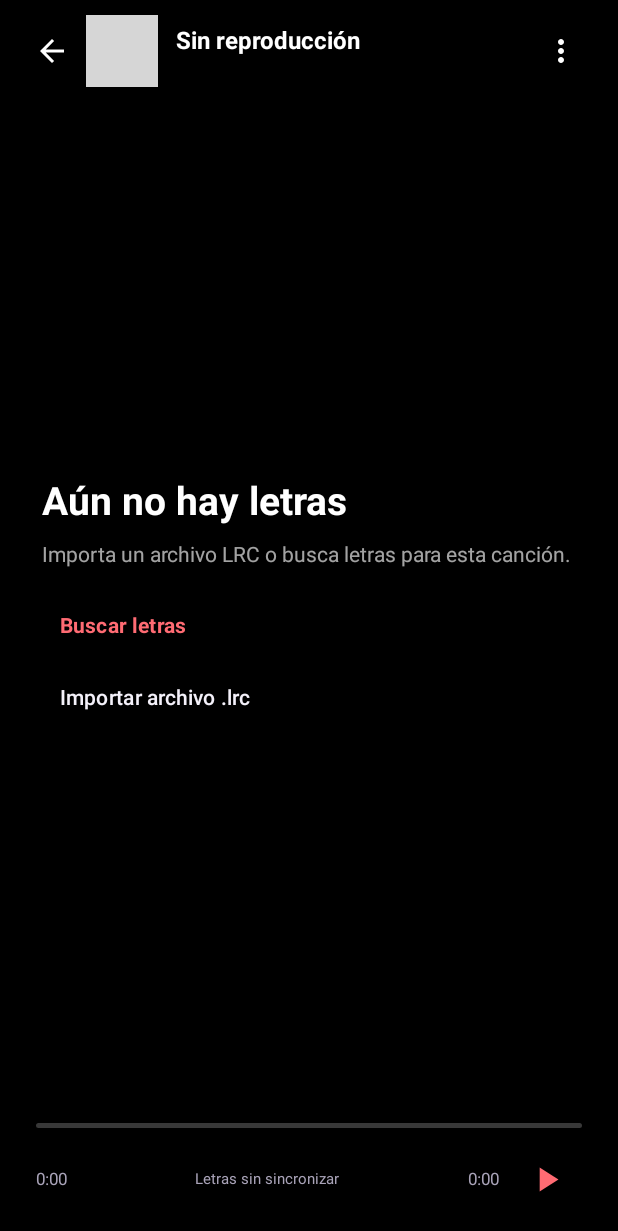
After one commit to Liox269/ambermusic, an Android app built with Jetpack Compose: the composable ImmersiveLyricsScreen called with empty values, on a phone screen of 412 x 824 dp. The commit adds this screen. Shown: the top 1231 px of the screen. Run offline under Robolectric (Android 15) with nearby library versions, the phone set to English and light mode, and no system bars; pictures from the network do not load; 1 statement that could not run was skipped; grey boxes are pictures that could not be loaded.

Commit message:
feat(android): letras inmersivas con fondo desenfocado y sincronización animada

```diff
--- a/android/app/build.gradle.kts
+++ b/android/app/build.gradle.kts
@@ -12,8 +12,8 @@ android {
         applicationId = "dev.liox.ambermusic"
         minSdk = 31
         targetSdk = 35
-        versionCode = 261
-        versionName = "2.6.1-beta5"
+        versionCode = 270
+        versionName = "2.7.0-beta6"
         testInstrumentationRunner = "androidx.test.runner.AndroidJUnitRunner"
     }
 
--- /dev/null
+++ b/android/app/src/main/java/dev/liox/ambermusic/ui/ImmersiveLyricsScreen.kt
@@ -0,0 +1,299 @@
+package dev.liox.ambermusic.ui
+
+import androidx.compose.animation.Crossfade
+import androidx.compose.animation.animateColorAsState
+import androidx.compose.animation.core.FastOutSlowInEasing
+import androidx.compose.animation.core.animateFloatAsState
+import androidx.compose.animation.core.tween
+import androidx.compose.foundation.background
+import androidx.compose.foundation.clickable
+import androidx.compose.foundation.layout.Arrangement
+import androidx.compose.foundation.layout.Box
+import androidx.compose.foundation.layout.BoxWithConstraints
+import androidx.compose.foundation.layout.Column
+import androidx.compose.foundation.layout.PaddingValues
+import androidx.compose.foundation.layout.Row
+import androidx.compose.foundation.layout.Spacer
+import androidx.compose.foundation.layout.fillMaxSize
+import androidx.compose.foundation.layout.fillMaxWidth
+import androidx.compose.foundation.layout.height
+import androidx.compose.foundation.layout.padding
+import androidx.compose.foundation.layout.safeDrawingPadding
+import androidx.compose.foundation.layout.size
+import androidx.compose.foundation.layout.width
+import androidx.compose.foundation.lazy.LazyColumn
+import androidx.compose.foundation.lazy.itemsIndexed
+import androidx.compose.foundation.lazy.rememberLazyListState
+import androidx.compose.foundation.shape.CircleShape
+import androidx.compose.foundation.shape.RoundedCornerShape
+import androidx.compose.material.icons.Icons
+import androidx.compose.material.icons.filled.ArrowBack
+import androidx.compose.material.icons.filled.MoreVert
+import androidx.compose.material.icons.filled.Pause
+import androidx.compose.material.icons.filled.PlayArrow
+import androidx.compose.material3.DropdownMenu
+import androidx.compose.material3.DropdownMenuItem
+import androidx.compose.material3.Icon
+import androidx.compose.material3.IconButton
+import androidx.compose.material3.Text
+import androidx.compose.material3.TextButton
+import androidx.compose.runtime.Composable
+import androidx.compose.runtime.LaunchedEffect
+import androidx.compose.runtime.getValue
+import androidx.compose.runtime.mutableStateOf
+import androidx.compose.runtime.remember
+import androidx.compose.runtime.setValue
+import androidx.compose.ui.Alignment
+import androidx.compose.ui.Modifier
+import androidx.compose.ui.draw.alpha
+import androidx.compose.ui.draw.blur
+import androidx.compose.ui.draw.clip
+import androidx.compose.ui.graphics.Brush
+import androidx.compose.ui.graphics.Color
+import androidx.compose.ui.layout.ContentScale
+import androidx.compose.ui.platform.LocalDensity
+import androidx.compose.ui.text.font.FontFamily
+import androidx.compose.ui.text.font.FontWeight
+import androidx.compose.ui.text.style.TextOverflow
+import androidx.compose.ui.unit.dp
+import androidx.compose.ui.unit.sp
+import coil3.compose.AsyncImage
+import dev.liox.ambermusic.data.local.SongEntity
+import dev.liox.ambermusic.lyrics.LyricLine
+import dev.liox.ambermusic.lyrics.LyricSyncPolicy
+import java.io.File
+
+/**
+ * A dedicated full-screen lyrics destination, never a bottom sheet.
+ * Every lyric transition uses Media3's actual reported position and works after pause/seek.
+ * Animated scroll triggers only when the active timestamp changes, not on each position tick.
+ */
+@Composable
+internal fun ImmersiveLyricsScreen(
+    song: SongEntity?,
+    artwork: Any?,
+    ambientArtwork: File?,
+    lyrics: List<LyricLine>,
+    positionMs: Long,
+    durationMs: Long,
+    isPlaying: Boolean,
+    reduceMotion: Boolean,
+    onBack: () -> Unit,
+    onPlayPause: () -> Unit,
+    onSeek: (Long) -> Unit,
+    onImport: () -> Unit,
+    onSearchLrclib: () -> Unit,
+    onAdjustOffset: (Long) -> Unit,
+    onClear: () -> Unit
+) {
+    val accent = LocalAmberAccent.current
+    val foreground = LocalAmberPalette.current.foreground
+    val muted = LocalAmberPalette.current.muted
+    val hasTimestamps = remember(lyrics) { lyrics.any { it.timeMs >= 0L } }
+    val activeIndex = LyricSyncPolicy.activeIndex(lyrics, positionMs)
+    val currentTitle = song?.title ?: "Sin reproducción"
+    var showTools by remember { mutableStateOf(false) }
+
+    Box(Modifier.fillMaxSize().background(Color.Black)) {
+        // Prefer cached album blur: this runs off the main thread and is reused.
+        // The local cover acts as a soft-blurred fallback while the cache is being prepared.
+        Crossfade(
+            targetState = ambientArtwork ?: artwork,
+            animationSpec = tween(if (reduceMotion) 0 else 360, easing = FastOutSlowInEasing),
+            label = "Fondo de letras de la carátula"
+        ) { source ->
+            if (source != null) {
+                val cached = source == ambientArtwork
+                AsyncImage(
+                    model = source,
+                    contentDescription = null,
+                    contentScale = if (cached) ContentScale.FillBounds else ContentScale.Crop,
+                    modifier = Modifier.fillMaxSize()
+                        .then(if (cached) Modifier.alpha(0.68f) else Modifier.blur(58.dp).alpha(0.61f))
+                )
+            }
+        }
+        Box(Modifier.fillMaxSize().background(Brush.verticalGradient(
+            0f to Color.Black.copy(alpha = 0.52f),
+            0.30f to Color.Black.copy(alpha = 0.46f),
+            0.66f to Color.Black.copy(alpha = 0.56f),
+            1f to Color.Black.copy(alpha = 0.91f)
+        )))
+
+        Column(Modifier.fillMaxSize().safeDrawingPadding()) {
+            Row(
+                Modifier.fillMaxWidth().padding(start = 12.dp, end = 14.dp, top = 10.dp, bottom = 12.dp),
+                verticalAlignment = Alignment.CenterVertically
+            ) {
+                IconButton(onClick = onBack, modifier = Modifier.size(45.dp)) {
+                    Icon(Icons.Filled.ArrowBack, "Volver al reproductor",
+                        tint = Color.White, modifier = Modifier.size(24.dp))
+                }
+                AsyncImage(
+                    model = artwork,
+                    contentDescription = null,
+                    contentScale = ContentScale.Crop,
+                    modifier = Modifier.size(48.dp).clip(RoundedCornerShape(10.dp))
+                )
+                Spacer(Modifier.width(12.dp))
+                Column(Modifier.weight(1f)) {
+                    Text(currentTitle, color = Color.White, fontSize = 16.sp,
+                        fontWeight = FontWeight.Bold, fontFamily = FontFamily.SansSerif,
+                        maxLines = 1, overflow = TextOverflow.Ellipsis)
+                    Text(song?.artistDisplay.orEmpty(), color = Color.White.copy(alpha = .70f),
+                        fontSize = 12.sp, fontFamily = FontFamily.SansSerif,
+                        maxLines = 1, overflow = TextOverflow.Ellipsis)
+                }
+                Box {
+                    IconButton(onClick = { showTools = true }) {
+                        Icon(Icons.Filled.MoreVert, "Opciones de letras", tint = Color.White)
+                    }
+                    DropdownMenu(expanded = showTools, onDismissRequest = { showTools = false }) {
+                        DropdownMenuItem(
+                            text = { Text("Importar / Reemplazar .lrc") },
+                            onClick = { showTools = false; onImport() }
+                        )
+                        DropdownMenuItem(
+                            text = { Text("Buscar en LRCLIB") },
+                            onClick = { showTools = false; onSearchLrclib() }
+                        )
+                        if (lyrics.isNotEmpty()) {
+                            DropdownMenuItem(
+                                text = { Text("Adelantar letras 250 ms") },
+                                onClick = { showTools = false; onAdjustOffset(-250L) }
+                            )
+                            DropdownMenuItem(
+                                text = { Text("Retrasar letras 250 ms") },
+                                onClick = { showTools = false; onAdjustOffset(250L) }
+                            )
+                            DropdownMenuItem(
+                                text = { Text("Borrar letras") },
+                                onClick = { showTools = false; onClear() }
+                            )
+                        }
+                    }
+                }
+            }
+
+            if (lyrics.isEmpty()) {
+                Column(
+                    Modifier.weight(1f).fillMaxWidth().padding(horizontal = 28.dp),
+                    horizontalAlignment = Alignment.Start,
+                    verticalArrangement = Arrangement.Center
+                ) {
+                    Text("Aún no hay letras", color = Color.White, fontWeight = FontWeight.Bold,
+                        fontSize = 26.sp, fontFamily = FontFamily.SansSerif)
+                    Spacer(Modifier.height(12.dp))
+                    Text("Importa un archivo LRC o busca letras para esta canción.",
+                        color = Color.White.copy(alpha = .64f),
+                        fontSize = 14.sp, fontFamily = FontFamily.SansSerif)
+                    Spacer(Modifier.height(15.dp))
+                    TextButton(onClick = onSearchLrclib) {
+                        Text("Buscar letras", color = accent, fontWeight = FontWeight.Bold)
+                    }
+                    TextButton(onClick = onImport) {
+                        Text("Importar archivo .lrc", color = foreground)
+                    }
+                }
+            } else {
+                BoxWithConstraints(Modifier.weight(1f).fillMaxWidth()) {
+                    val anchorPadding = (maxHeight * 0.37f).coerceAtLeast(70.dp)
+                    val density = LocalDensity.current
+                    val offsetPx = with(density) { (maxHeight * 0.21f).roundToPx() }
+                    val scroll = rememberLazyListState()
+                    LaunchedEffect(song?.id, activeIndex, reduceMotion, lyrics) {
+                        // Keep the active line near the center and avoid a recomposition-driven jump.
+                        if (hasTimestamps && activeIndex >= 0) {
+                            val target = activeIndex + 1 // First item is top centering spacer.
+                            if (reduceMotion) scroll.scrollToItem(target, scrollOffset = -offsetPx)
+                            else scroll.animateScrollToItem(target, scrollOffset = -offsetPx)
+                        } else if (!hasTimestamps) {
+                            scroll.scrollToItem(0)
+                        }
+                    }
+                    LazyColumn(
+                        state = scroll,
+                        modifier = Modifier.fillMaxSize(),
+                        contentPadding = PaddingValues(horizontal = 23.dp),
+                        verticalArrangement = Arrangement.spacedBy(13.dp)
+                    ) {
+                        item(key = "lyric-leading") { Spacer(Modifier.height(anchorPadding)) }
+                        itemsIndexed(lyrics, key = { i, _ -> "lyric-$i" }) { index, line ->
+                            val isActive = hasTimestamps && index == activeIndex
+                            val isPrevious = hasTimestamps && index < activeIndex
+                            val lineColor by animateColorAsState(
+                                targetValue = if (isActive) accent
+                                    else Color.White.copy(alpha = if (isPrevious) 0.42f else 0.69f),
+                                animationSpec = tween(if (reduceMotion) 0 else 280),
+                                label = "Color de línea sincronizada"
+                            )
+                            val size by animateFloatAsState(
+                                targetValue = if (isActive) 23f else 19f,
+                                animationSpec = tween(if (reduceMotion) 0 else 280),
+                                label = "Tamaño de línea sincronizada"
+                            )
+                            Text(
+                                line.text,
+                                color = lineColor,
+                                fontSize = size.sp,
+                                lineHeight = (size * 1.35f).sp,
+                                fontWeight = if (isActive) FontWeight.Bold else FontWeight.Medium,
+                                fontFamily = FontFamily.SansSerif,
+                                modifier = Modifier.fillMaxWidth()
+                                    .clickable(enabled = line.timeMs >= 0L) { onSeek(line.timeMs) }
+                                    .padding(vertical = 7.dp)
+                            )
+                        }
+                        item(key = "lyric-trailing") { Spacer(Modifier.height(anchorPadding)) }
+                    }
+                }
+            }
+
+            // Lightweight persistent transport: no heavy card or large bottom empty area.
+            Column(Modifier.fillMaxWidth().padding(start = 24.dp, end = 24.dp, bottom = 14.dp)) {
+                val fraction = if (durationMs > 0L)
+                    (positionMs.toFloat() / durationMs.toFloat()).coerceIn(0f, 1f)
+                    else 0f
+                val animatedFraction by animateFloatAsState(
+                    targetValue = fraction,
+                    animationSpec = tween(if (reduceMotion) 0 else 220),
+                    label = "Progreso de letras"
+                )
+                Box(
+                    Modifier.fillMaxWidth().height(24.dp)
+                        .clickable(enabled = durationMs > 0L) {
+                            // Tap in the lyric text is the seek interaction; this bar is visual.
+                            // Player seek remains available via the main Now Playing view.
+                        },
+                    contentAlignment = Alignment.CenterStart
+                ) {
+                    Box(Modifier.fillMaxWidth().height(3.dp).clip(CircleShape)
+                        .background(Color.White.copy(alpha = .22f)))
+                    Box(Modifier.fillMaxWidth(animatedFraction).height(3.dp).clip(CircleShape)
+                        .background(accent))
+                }
+                Row(Modifier.fillMaxWidth(), verticalAlignment = Alignment.CenterVertically) {
+                    Text(lyricTime(positionMs), color = muted, fontSize = 11.sp)
+                    Spacer(Modifier.weight(1f))
+                    Text(if (hasTimestamps) "Letras sincronizadas" else "Letras sin sincronizar",
+                        color = muted, fontSize = 10.sp)
+                    Spacer(Modifier.weight(1f))
+                    Text(lyricTime(durationMs), color = muted, fontSize = 11.sp)
+                    Spacer(Modifier.width(7.dp))
+                    IconButton(onClick = onPlayPause) {
+                        Icon(if (isPlaying) Icons.Filled.Pause else Icons.Filled.PlayArrow,
+                            if (isPlaying) "Pausar" else "Reproducir", tint = accent,
+                            modifier = Modifier.size(27.dp))
+                    }
+                }
+            }
+        }
+    }
+}
+
+private fun lyricTime(millis: Long): String {
+    val seconds = (millis.coerceAtLeast(0) / 1000L)
+    val min = seconds / 60L
+    val sec = seconds % 60L
+    return "%d:%02d".format(min, sec)
+}
```
Also changed, not shown: android/app/src/main/java/dev/liox/ambermusic/lyrics/LyricSyncPolicy.kt (added, +23 -0 lines), android/app/src/main/java/dev/liox/ambermusic/ui/NowPlayingScreen.kt (+21 -88 lines), 3 other files.
